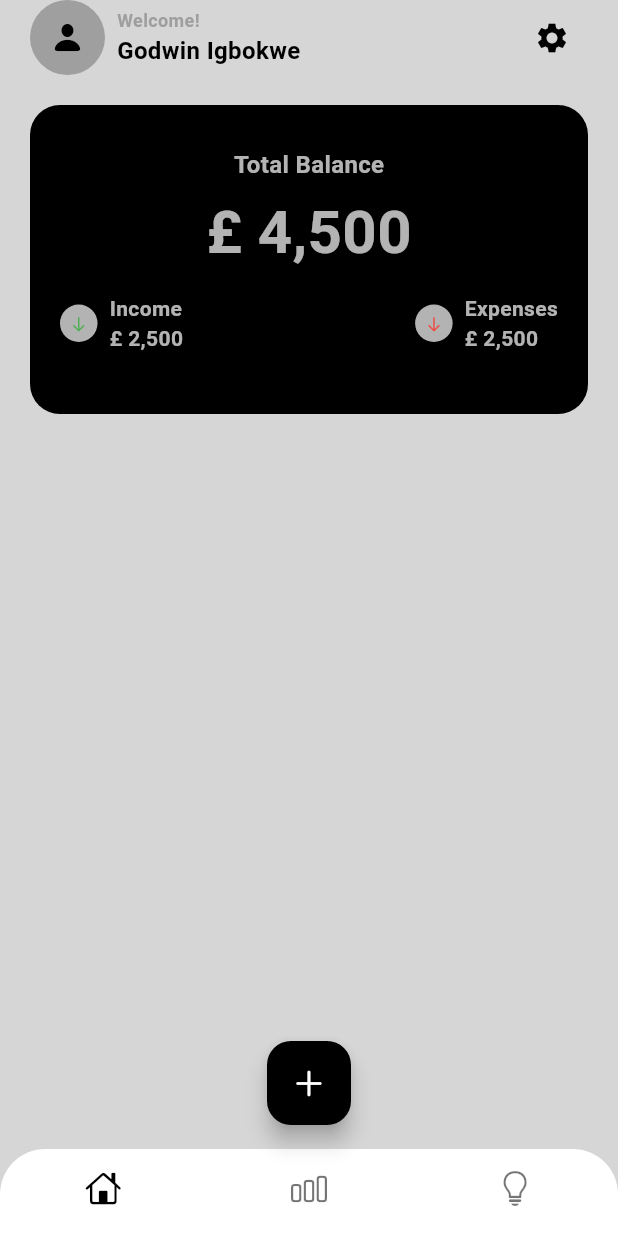
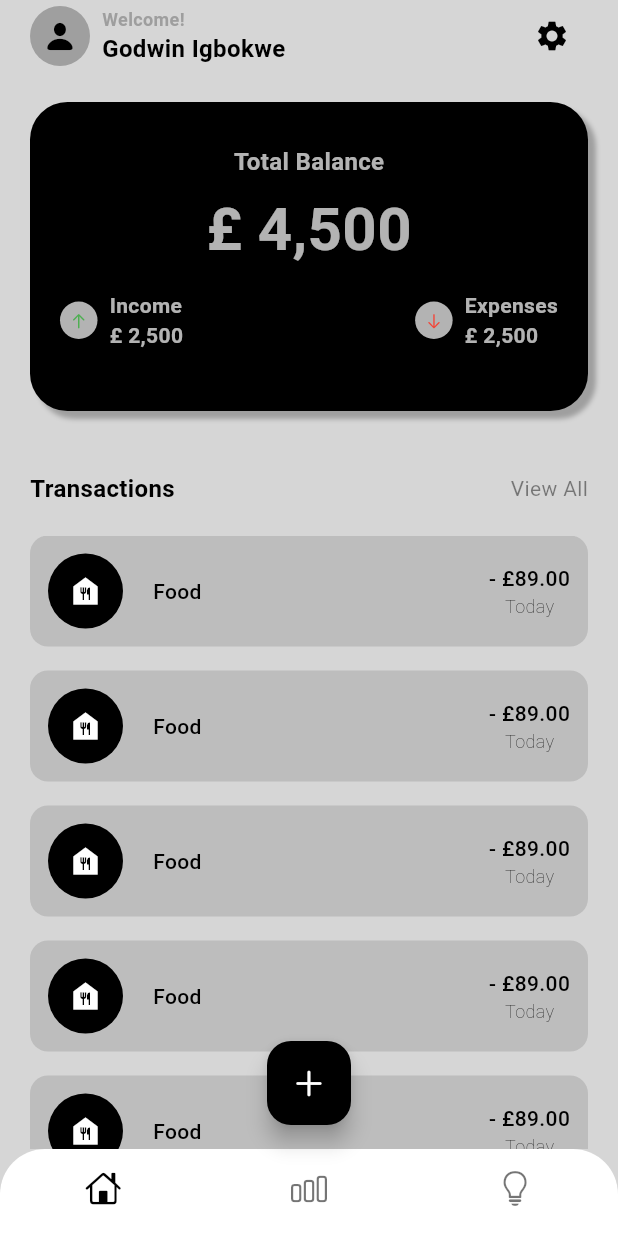
Before and after one commit to Flexydea/budget_planner, a Flutter app: the screen it shows after launch, on a phone screen of 412 x 824 dp. Run offline on Flutter 3.47's test engine with Material 3 defaults, Android fonts, the phone set to English and light mode, and no system bars.

Commit message:
list view done

```diff
--- a/lib/screens/home/main_screen.dart
+++ b/lib/screens/home/main_screen.dart
@@ -23,8 +23,8 @@ class MainScreen extends StatelessWidget {
                       alignment: Alignment.center,
                       children: [
                         Container(
-                          width: 50,
-                          height: 50,
+                          width: 40,
+                          height: 40,
                           decoration: const BoxDecoration(
                             shape: BoxShape.circle,
                             color: Colors.black26,
@@ -36,7 +36,6 @@ class MainScreen extends StatelessWidget {
                         ),
                       ],
                     ),
-
                     const SizedBox(width: 8),
                     const Column(
                       crossAxisAlignment:
@@ -74,7 +73,14 @@ class MainScreen extends StatelessWidget {
               height: MediaQuery.of(context).size.width / 2,
               decoration: BoxDecoration(
                 color: Colors.black,
-                borderRadius: BorderRadius.circular(20),
+                borderRadius: BorderRadius.circular(25),
+                boxShadow: [
+                  BoxShadow(
+                    blurRadius: 2,
+                    color: Colors.black26,
+                    offset: Offset(5, 5),
+                  ),
+                ],
               ),
               child: Column(
                 mainAxisAlignment: MainAxisAlignment.center,
@@ -116,7 +122,7 @@ class MainScreen extends StatelessWidget {
                               ),
                               child: Center(
                                 child: Icon(
-                                  CupertinoIcons.arrow_down,
+                                  CupertinoIcons.arrow_up,
                                   size: 12,
                                   color: Colors.green,
                                 ),
@@ -199,6 +205,116 @@ class MainScreen extends StatelessWidget {
                 ],
               ),
             ),
+            SizedBox(height: 40),
+            Row(
+              mainAxisAlignment:
+                  MainAxisAlignment.spaceBetween,
+              children: [
+                Text(
+                  'Transactions',
+                  style: TextStyle(
+                    fontSize: 16,
+                    fontWeight: FontWeight.bold,
+                  ),
+                ),
+                GestureDetector(
+                  onTap: () {},
+                  child: Text(
+                    'View All',
+                    style: TextStyle(
+                      fontSize: 14,
+                      color: Colors.black45,
+                      fontWeight: FontWeight.w400,
+                    ),
+                  ),
+                ),
+              ],
+            ),
+            SizedBox(height: 20),
+            Expanded(
+              child: ListView.builder(
+                itemCount: 10,
+                itemBuilder: (context, i) {
+                  return Padding(
+                    padding: const EdgeInsets.only(
+                      bottom: 16,
+                    ),
+                    child: Container(
+                      decoration: BoxDecoration(
+                        color: Colors.grey[400],
+                        borderRadius: BorderRadius.circular(
+                          12,
+                        ),
+                      ),
+                      child: Padding(
+                        padding: const EdgeInsets.all(12.0),
+                        child: Row(
+                          mainAxisAlignment:
+                              MainAxisAlignment
+                                  .spaceBetween,
+                          children: [
+                            Row(
+                              children: [
+                                Stack(
+                                  alignment:
+                                      Alignment.center,
+                                  children: [
+                                    Container(
+                                      width: 50,
+                                      height: 50,
+                                      decoration:
+                                          BoxDecoration(
+                                            color: Colors
+                                                .black,
+                                            shape: BoxShape
+                                                .circle,
+                                          ),
+                                    ),
+                                    Icon(
+                                      Icons.food_bank,
+                                      color: Colors.white,
+                                    ),
+                                  ],
+                                ),
+                                SizedBox(width: 20),
+                                Text(
+                                  'Food',
+                                  style: TextStyle(
+                                    fontSize: 14,
+                                    fontWeight:
+                                        FontWeight.w500,
+                                  ),
+                                ),
+                              ],
+                            ),
+                            Column(
+                              children: [
+                                Text(
+                                  '- £89.00',
+                                  style: TextStyle(
+                                    fontSize: 14,
+                                    fontWeight:
+                                        FontWeight.w500,
+                                  ),
+                                ),
+                                Text(
+                                  'Today',
+                                  style: TextStyle(
+                                    fontSize: 12,
+                                    fontWeight:
+                                        FontWeight.w200,
+                                  ),
+                                ),
+                              ],
+                            ),
+                          ],
+                        ),
+                      ),
+                    ),
+                  );
+                },
+              ),
+            ),
           ],
         ),
       ),
```
